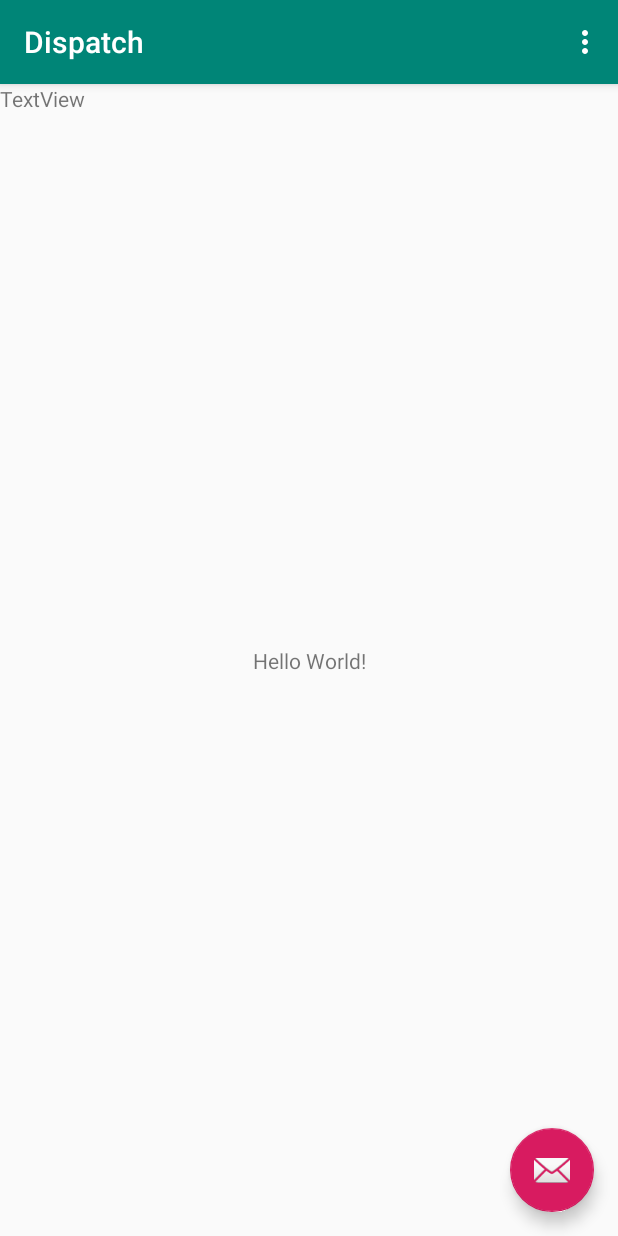
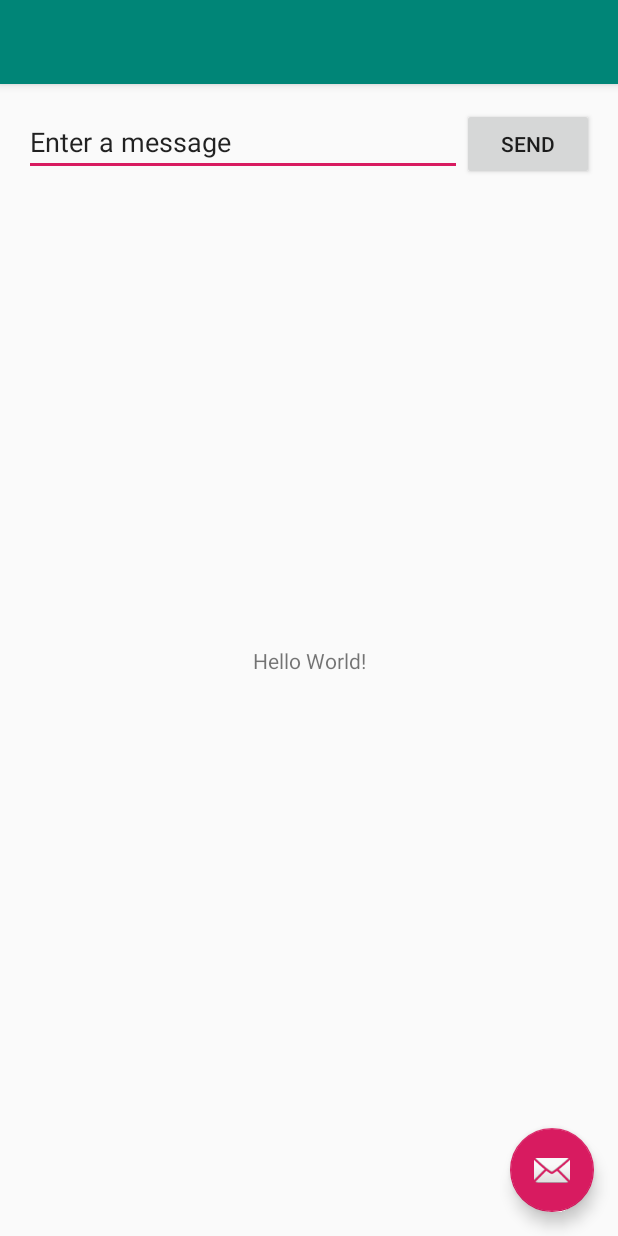
Before and after one commit to ConchuirORiain/AndroidDispatch, an Android app: the screen it shows after launch (MainActivity), on a phone screen of 412 x 824 dp. Run offline under Robolectric (Android 15) with nearby library versions, the phone set to English and light mode, and no system bars.

Commit message:
Made a basic App to take text and display it on a different screen

```diff
--- a/app/src/main/java/com/example/dispatch/MainActivity.java
+++ b/app/src/main/java/com/example/dispatch/MainActivity.java
@@ -1,52 +1,33 @@
 package com.example.dispatch;
 
+import android.content.Intent;
 import android.os.Bundle;
 import android.support.design.widget.FloatingActionButton;
 import android.support.design.widget.Snackbar;
 import android.support.v7.app.AppCompatActivity;
+import android.widget.EditText;
 import android.support.v7.widget.Toolbar;
 import android.view.View;
 import android.view.Menu;
 import android.view.MenuItem;
 
+
 public class MainActivity extends AppCompatActivity {
-
+    public static final String EXTRA_MESSAGE = "com.example.myfirstapp.MESSAGE";
     @Override
     protected void onCreate(Bundle savedInstanceState) {
         super.onCreate(savedInstanceState);
         setContentView(R.layout.activity_main);
-        Toolbar toolbar = findViewById(R.id.toolbar);
-        setSupportActionBar(toolbar);
-
-        FloatingActionButton fab = findViewById(R.id.fab);
-        fab.setOnClickListener(new View.OnClickListener() {
-            @Override
-            public void onClick(View view) {
-                Snackbar.make(view, "Replace with your own action", Snackbar.LENGTH_LONG)
-                        .setAction("Action", null).show();
-            }
-        });
     }
 
-    @Override
-    public boolean onCreateOptionsMenu(Menu menu) {
-        // Inflate the menu; this adds items to the action bar if it is present.
-        getMenuInflater().inflate(R.menu.menu_main, menu);
-        return true;
+    /** Called when the user taps the Send button */
+    public void sendMessage(View view) {
+        // Do something in response to button
+        Intent intent = new Intent(this, DisplayMessageActivity.class);
+        EditText editText = (EditText) findViewById(R.id.editText);
+        String message = editText.getText().toString();
+        intent.putExtra(EXTRA_MESSAGE, message);
+        startActivity(intent);
     }
 
-    @Override
-    public boolean onOptionsItemSelected(MenuItem item) {
-        // Handle action bar item clicks here. The action bar will
-        // automatically handle clicks on the Home/Up button, so long
-        // as you specify a parent activity in AndroidManifest.xml.
-        int id = item.getItemId();
-
-        //noinspection SimplifiableIfStatement
-        if (id == R.id.action_settings) {
-            return true;
-        }
-
-        return super.onOptionsItemSelected(item);
-    }
 }
--- a/app/src/main/res/layout/content_main.xml
+++ b/app/src/main/res/layout/content_main.xml
@@ -9,7 +9,7 @@
     tools:showIn="@layout/activity_main">
 
     <TextView
-        android:id ="@+id/Hello"
+        android:id="@+id/Hello"
         android:layout_width="wrap_content"
         android:layout_height="wrap_content"
         android:text="Hello World!"
@@ -18,14 +18,32 @@
         app:layout_constraintRight_toRightOf="parent"
         app:layout_constraintTop_toTopOf="parent" />
 
-    <TextView
-        android:id="@+id/textView"
+    <EditText
+        android:id="@+id/editText"
+        android:layout_width="0dp"
+        android:layout_height="wrap_content"
+        android:layout_marginStart="16dp"
+        android:layout_marginLeft="16dp"
+        android:layout_marginTop="16dp"
+        android:ems="10"
+        android:inputType="textPersonName"
+        android:text="@string/edit_message"
+        app:layout_constraintEnd_toStartOf="@+id/button"
+        app:layout_constraintHorizontal_bias="0.5"
+        app:layout_constraintStart_toStartOf="parent"
+        app:layout_constraintTop_toTopOf="parent" />
+
+    <Button
+        android:id="@+id/button"
         android:layout_width="wrap_content"
         android:layout_height="wrap_content"
-        android:text="TextView"
-        tools:layout_constraintBottom_toBottomOf="Hello"
-        tools:layout_constraintLeft_toLeftOf="Hello"
-        tools:layout_constraintRight_toRightOf="Hello"
-        tools:layout_constraintTop_toTopOf="Hello"/>
+        android:layout_marginEnd="16dp"
+        android:layout_marginRight="16dp"
+        android:onClick="sendMessage"
+        android:text="@string/button_send"
+        app:layout_constraintBaseline_toBaselineOf="@+id/editText"
+        app:layout_constraintEnd_toEndOf="parent"
+        app:layout_constraintHorizontal_bias="0.5"
+        app:layout_constraintStart_toEndOf="@+id/editText" />
 
 </android.support.constraint.ConstraintLayout>
--- a/app/src/main/res/values/strings.xml
+++ b/app/src/main/res/values/strings.xml
@@ -1,4 +1,6 @@
 <resources>
     <string name="app_name">Dispatch</string>
     <string name="action_settings">Settings</string>
+    <string name="edit_message">Enter a message</string>
+    <string name="button_send">Send</string>
 </resources>
```
Also changed, not shown: app/src/main/AndroidManifest.xml (+7 -0 lines), app/src/main/java/com/example/dispatch/DisplayMessageActivity.java (added, +24 -0 lines), app/src/main/res/layout/activity_display_message.xml (added, +18 -0 lines).
